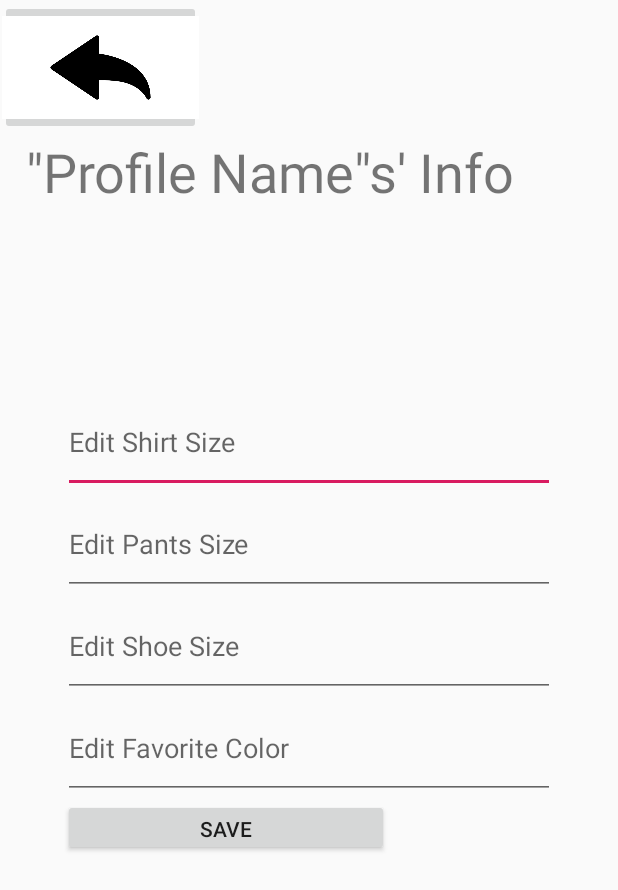
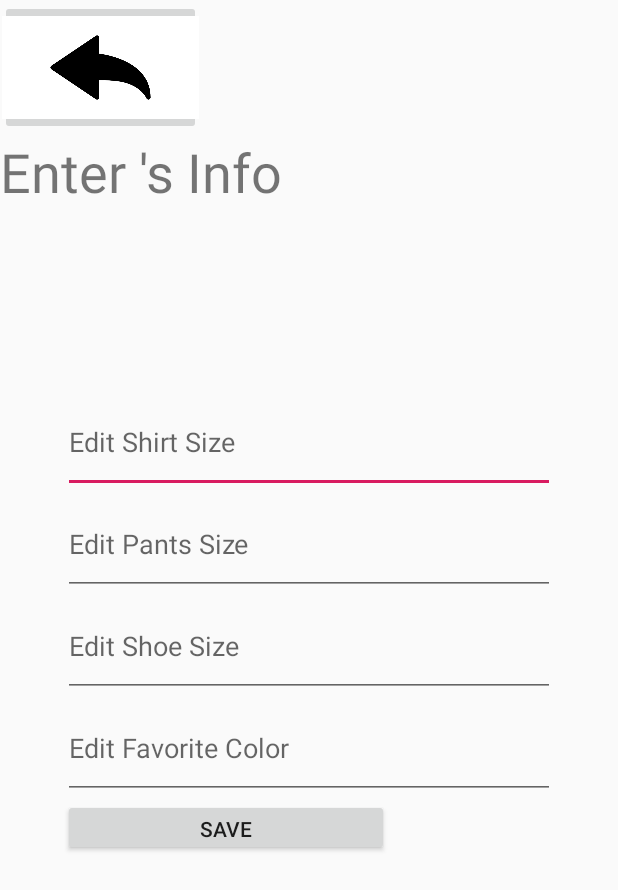
Before and after one commit to KevinBornemeier/GiftingApp, an Android app: the ProfileActivity screen opened directly, with no data from a screen before it, after a tap on "EDIT INFO", on a phone screen of 412 x 824 dp. Shown: the top 890 px of the screen. Run offline under Robolectric (Android 15) with nearby library versions, the phone set to English and light mode, and no system bars; our stand-ins replace Firebase (no records; nobody signed in at launch, a user with empty details on screens opened directly); pictures from the network do not load; Roboto replaces fonts that are not available here; 2 other taps on this screen came first.

Commit message:
3/12/2019 Commit #2: *Made some tweaks/bug fixes to my commit from earlier today.

```diff
--- a/app/src/main/java/com/example/giftingapp/EditInfoActivity.java
+++ b/app/src/main/java/com/example/giftingapp/EditInfoActivity.java
@@ -6,6 +6,7 @@ import android.support.annotation.NonNull;
 import android.support.v7.app.AppCompatActivity;
 import android.view.View;
 import android.widget.EditText;
+import android.widget.TextView;
 import android.widget.Toast;
 
 import com.google.android.gms.tasks.OnFailureListener;
@@ -22,6 +23,7 @@ public class EditInfoActivity extends AppCompatActivity implements View.OnClickL
     private EditText editTextShirtSize;
     private EditText editTextPantsSize;
     private EditText editTextFavoriteColor;
+    private TextView textViewProfileName;
 
     private FirebaseFirestore db;
 
@@ -33,10 +35,18 @@ public class EditInfoActivity extends AppCompatActivity implements View.OnClickL
         db = FirebaseFirestore.getInstance();
 
 
+
+
         editTextShoeSize = findViewById(R.id.EditTextEditShoeSize);
         editTextShirtSize = findViewById(R.id.EditTextEditShirtSize);
         editTextPantsSize = findViewById(R.id.EditTextEditPantsSize);
         editTextFavoriteColor = findViewById(R.id.EditTextEditFavoriteColor);
+        textViewProfileName = findViewById(R.id.textViewProfileName);
+
+
+        //set the editText name to display the profile name.
+        String profileName = getIntent().getExtras().getString("profileName");
+        textViewProfileName.setText("Enter " + profileName + "'s Info");
 
 
         findViewById(R.id.imageButtonBackArrow).setOnClickListener(this);
@@ -56,13 +66,17 @@ public class EditInfoActivity extends AppCompatActivity implements View.OnClickL
                 break;
 
             case R.id.buttonSave:
-                //TODO: name hardcoded to Jon for now.  This should be changed to take input from the profile activity to extract the display name.
-                String name = "Jon";
+
 
                 String shoeSize = editTextShoeSize.getText().toString().trim();
                 String shirtSize = editTextShirtSize.getText().toString().trim();
                 String pantsSize = editTextPantsSize.getText().toString().trim();
                 String favoriteColor = editTextFavoriteColor.getText().toString().trim();
+                //extract extra values from 'profile activity'
+                String profileImageUrl = getIntent().getExtras().getString("profileImageUrl");
+                String profileName = getIntent().getExtras().getString("profileName");
+
+
 
                 //extract UserID
                 FirebaseUser currentFirebaseUser = FirebaseAuth.getInstance().getCurrentUser();
@@ -75,8 +89,10 @@ public class EditInfoActivity extends AppCompatActivity implements View.OnClickL
 
                 //create Profile object with the values extracted from the textViews.
                 Profile profile = new Profile(
-                        userID, name, shoeSize, shirtSize, pantsSize, favoriteColor
+                        userID, profileName, profileImageUrl, shoeSize, shirtSize, pantsSize, favoriteColor
+
                 );
+
 
                 dbProfiles.add(profile)
                         .addOnSuccessListener(new OnSuccessListener<DocumentReference>() {
--- a/app/src/main/java/com/example/giftingapp/ProfileActivity.java
+++ b/app/src/main/java/com/example/giftingapp/ProfileActivity.java
@@ -41,7 +41,7 @@ public class ProfileActivity extends AppCompatActivity implements View.OnClickLi
     ImageView imageView;
     ProgressBar progressBar;
     private static final int CHOOSE_IMAGE = 101;
-    String profileImageUrl;
+    String profileImageUrl, displayName;
     TextView textView;
     private List<Profile> profileList;
 
@@ -157,7 +157,7 @@ public class ProfileActivity extends AppCompatActivity implements View.OnClickLi
     * This method save the users profile information and stores it in firebase.
     */
     private void saveUserInformation() {
-        String displayName = editText.getText().toString();
+        displayName = editText.getText().toString();
 
         if(displayName.isEmpty()) {
             editText.setError("Name required.");
@@ -298,7 +298,18 @@ public class ProfileActivity extends AppCompatActivity implements View.OnClickLi
         switch(view.getId()) {
             case R.id.buttonEditInfo:
                 finish();
-                startActivity(new Intent(this, EditInfoActivity.class));
+
+
+
+                //This Bundle/Intent combo allows us to pass variables from one activity to another (name, profileImageUrl).
+                Intent intent = new Intent(this, EditInfoActivity.class);
+                Bundle extras = new Bundle();
+                extras.putString("profileName", displayName);
+                extras.putString("profileImageUrl", profileImageUrl);
+                intent.putExtras(extras);
+
+
+                startActivity(intent);
                 break;
             case R.id.buttonEditWishlist:
                 finish();
```
Also changed, not shown: app/src/main/java/com/example/giftingapp/Profile.java (+7 -2 lines).
